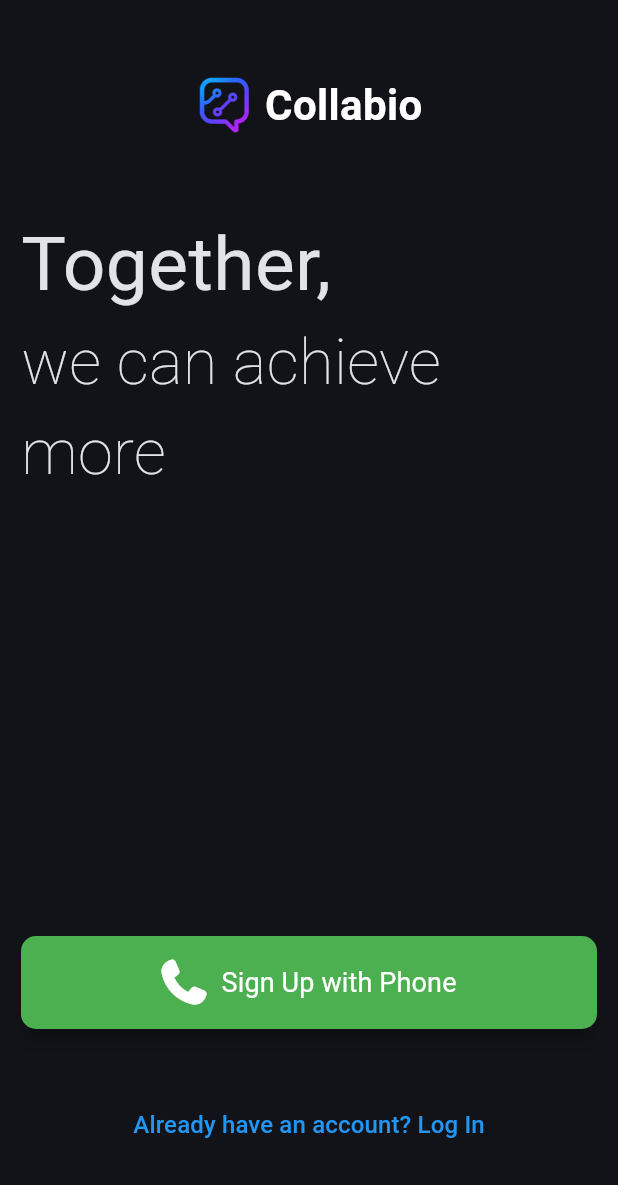
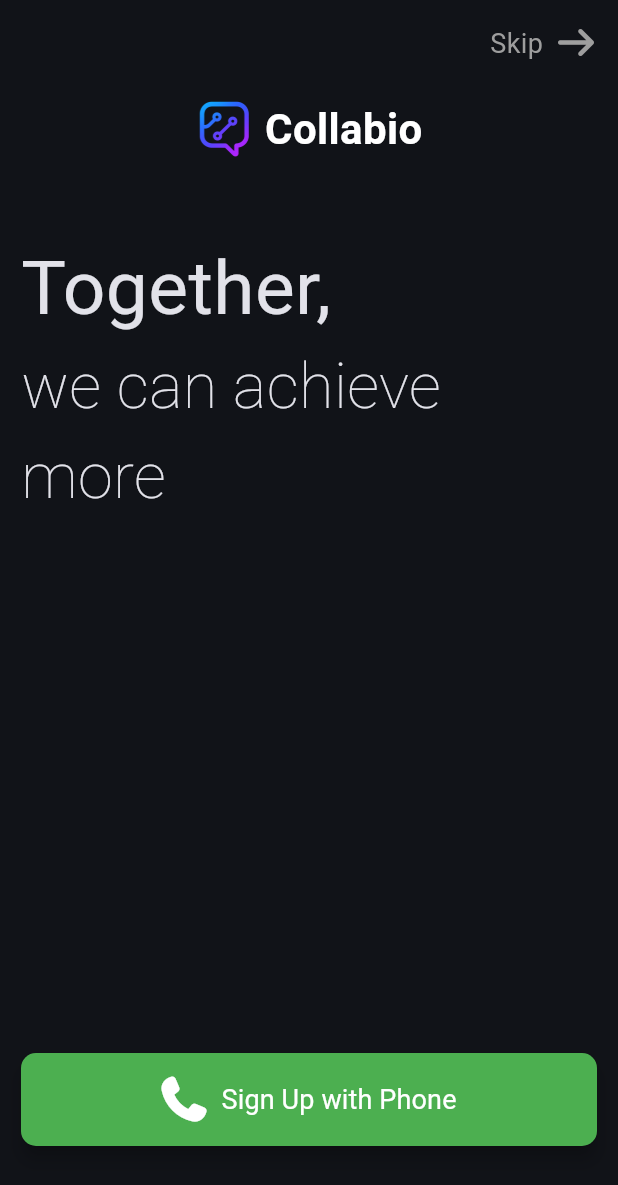
Before and after one commit to satyam044/Collabio-App, a Flutter app: the screen it shows after launch, on a phone screen of 412 x 824 dp. Shown: the top 1185 px of the screen. Run offline on Flutter 3.47's test engine with Material 3 defaults, Android fonts, the phone set to English and light mode, and no system bars; our stand-ins replace font_awesome_flutter.

Commit message:
Auth Page  UI

```diff
--- a/Collabio/lib/pages/auth.dart
+++ b/Collabio/lib/pages/auth.dart
@@ -15,10 +15,37 @@ class AuthPage extends StatelessWidget {
 
   @override
   Widget build(BuildContext context) {
-    return SafeArea(
-      child: Scaffold(
+    return Scaffold(
+      appBar: AppBar(
+        actions: [
+          Padding(
+            padding: const EdgeInsets.all(8.0),
+            child: IconButton(
+              onPressed: () {
+                Navigator.pushReplacement(
+                  context,
+                  MaterialPageRoute(builder: (context) => HomePage()),
+                );
+              },
+              icon: Row(
+                mainAxisAlignment: MainAxisAlignment.end,
+                children: [
+                  Uihelper.customTxt(
+                    text: 'Skip',
+                    fontSize: 18,
+                    fontWeight: FontWeight.w400,
+                    color: Colors.grey,
+                  ),
+                  SizedBox(width: 10),
+                  FaIcon(FontAwesomeIcons.arrowRight, color: Colors.grey),
+                ],
+              ),
+            ),
+          ),
+        ],
+      ),
       body: Padding(
-          padding: const EdgeInsets.symmetric(horizontal: 14, vertical: 50),
+        padding: const EdgeInsets.only(left: 14, right: 14, top: 10, bottom: 60),
         child: Column(
           mainAxisAlignment: MainAxisAlignment.spaceBetween,
           children: [
@@ -55,8 +82,6 @@ class AuthPage extends StatelessWidget {
                 ),
               ],
             ),
-              Column(
-                children: [
             ElevatedButton(
               onPressed: () => _onPhoneSignUpPressed(context),
               style: ElevatedButton.styleFrom(
@@ -85,27 +110,7 @@ class AuthPage extends StatelessWidget {
                 ],
               ),
             ),
-                  SizedBox(height: 40),
-                  TextButton(
-                    onPressed: () {
-                      Navigator.pushReplacement(
-                        context,
-                        MaterialPageRoute(
-                          builder: (context) =>
-                              Scaffold(body: Center(child: Text("Home Page"))),
-                        ),
-                      );
-                    },
-                    child: Uihelper.customTxt(
-                      text: 'Already have an account? Log In',
-                      fontSize: 16,
-                      color: Colors.blue,
-                    ),
-                  ),
           ],
-              ),
-            ],
-          ),
         ),
       ),
     );
```
Lines whose indentation alone changed are shown as unchanged.
